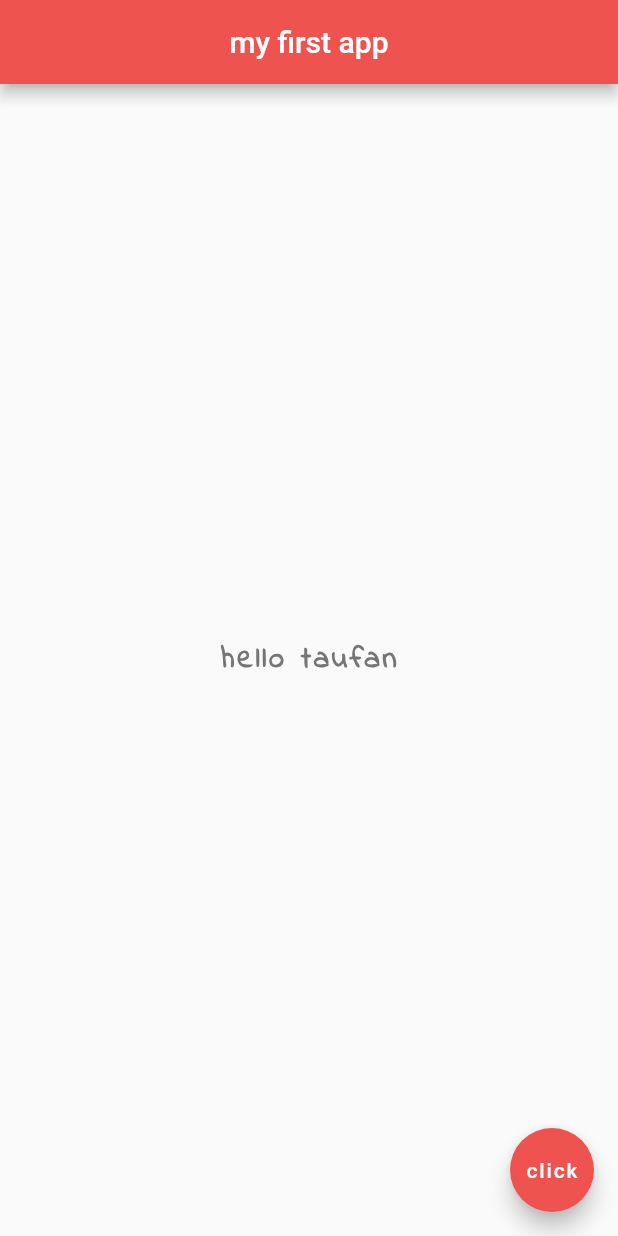
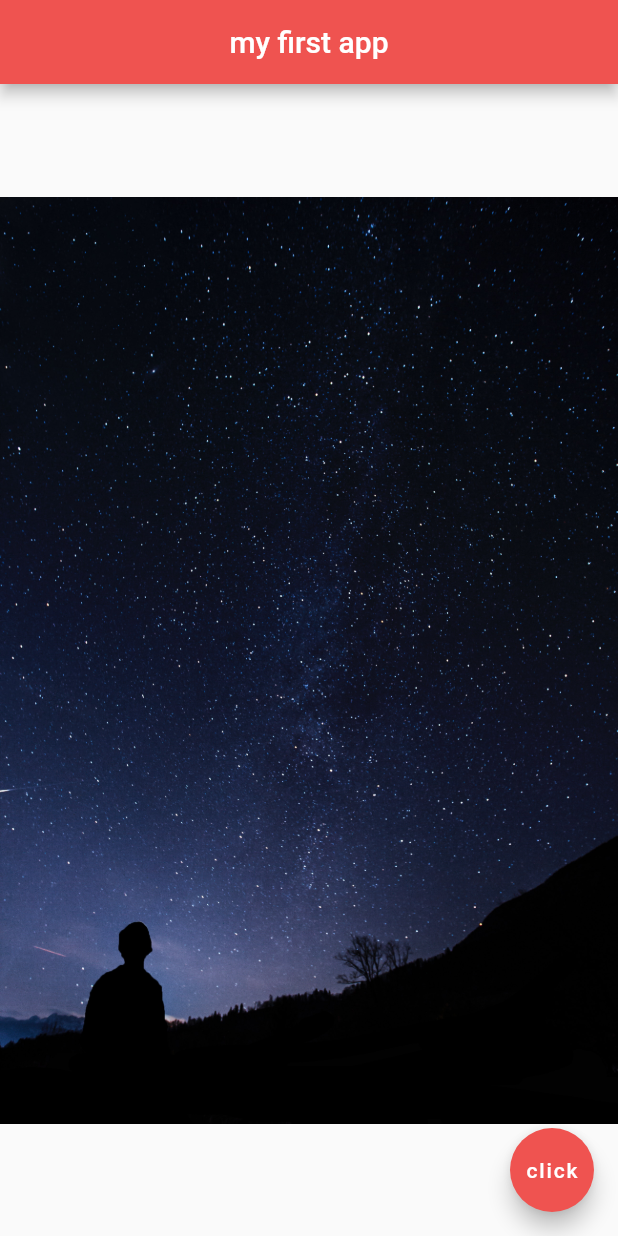
Before and after one commit to taufanbasri/flutter-basic, a Flutter app: the screen it shows after launch, on a phone screen of 412 x 824 dp. Run offline on Flutter 3.47's test engine with Material 2 defaults, Android fonts, the phone set to English and light mode, and no system bars.

Commit message:
Image & Asset

```diff
--- a/lib/main.dart
+++ b/lib/main.dart
@@ -14,16 +14,7 @@ class Home extends StatelessWidget {
         backgroundColor: Colors.red[400],
       ),
       body: Center(
-        child: Text(
-          'hello taufan',
-          style: TextStyle(
-            fontSize: 20.0,
-            fontWeight: FontWeight.bold,
-            letterSpacing: 2.0,
-            color: Colors.grey[600],
-            fontFamily: 'IndieFlower',
-          ),
-        ),
+        child: Image.asset("assets/space-3.jpg"),
       ),
       floatingActionButton: FloatingActionButton(
         backgroundColor: Colors.red[400],
--- a/pubspec.yaml
+++ b/pubspec.yaml
@@ -45,9 +45,8 @@ flutter:
   uses-material-design: true
 
   # To add assets to your application, add an assets section, like this:
-  # assets:
-  #   - images/a_dot_burr.jpeg
-  #   - images/a_dot_ham.jpeg
+  assets:
+   - assets/
 
   # An image asset can refer to one or more resolution-specific "variants", see
   # https://flutter.dev/assets-and-images/#resolution-aware.
```
Also changed, not shown: assets/space-1.jpg (added), assets/space-2.jpg (added), assets/space-3.jpg (added).
